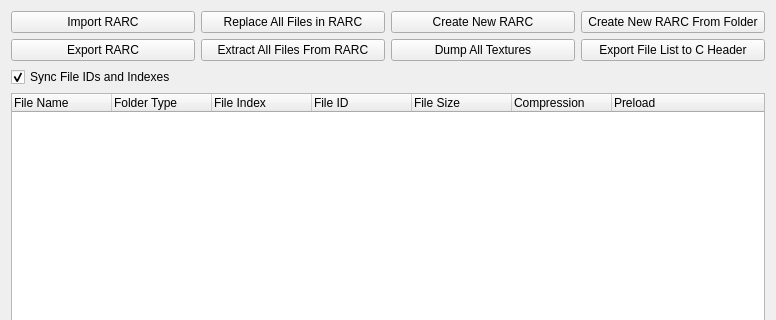
This is gcft_ui/rarc_tab.ui in LagoLunatic/GCFT as Qt 5 draws it before an edit; both pictures show x 0 to 776 and y 0 to 320 of the 776 by 515 pixel window. The edited form follows.
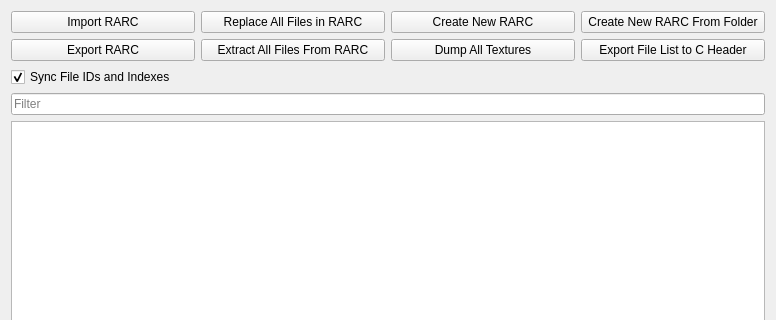
This is the edited form.

Commit message: Refactor RARC tab to use model/view architecture, add file filtering

What changed in the file:
```diff
--- a/gcft_ui/rarc_tab.ui
+++ b/gcft_ui/rarc_tab.ui
@@ -93,44 +93,15 @@
     </layout>
    </item>
    <item>
-    <widget class="QTreeWidget" name="rarc_files_tree">
-     <column>
-      <property name="text">
-       <string>File Name</string>
-      </property>
-     </column>
-     <column>
-      <property name="text">
-       <string>Folder Type</string>
-      </property>
-     </column>
-     <column>
-      <property name="text">
-       <string>File Index</string>
-      </property>
-     </column>
-     <column>
-      <property name="text">
-       <string>File ID</string>
-      </property>
-     </column>
-     <column>
-      <property name="text">
-       <string>File Size</string>
-      </property>
-     </column>
-     <column>
-      <property name="text">
-       <string>Compression</string>
-      </property>
-     </column>
-     <column>
-      <property name="text">
-       <string>Preload</string>
-      </property>
-     </column>
+    <widget class="QLineEdit" name="filter">
+     <property name="placeholderText">
+      <string>Filter</string>
+     </property>
     </widget>
    </item>
+   <item>
+    <widget class="QTreeView" name="rarc_files_tree"/>
+   </item>
   </layout>
   <action name="actionReplaceRARCFile">
    <property name="text">
```
Left out of the diff: 2 changed lines with no effect on the pictures. The commit also changes 3 other files.
